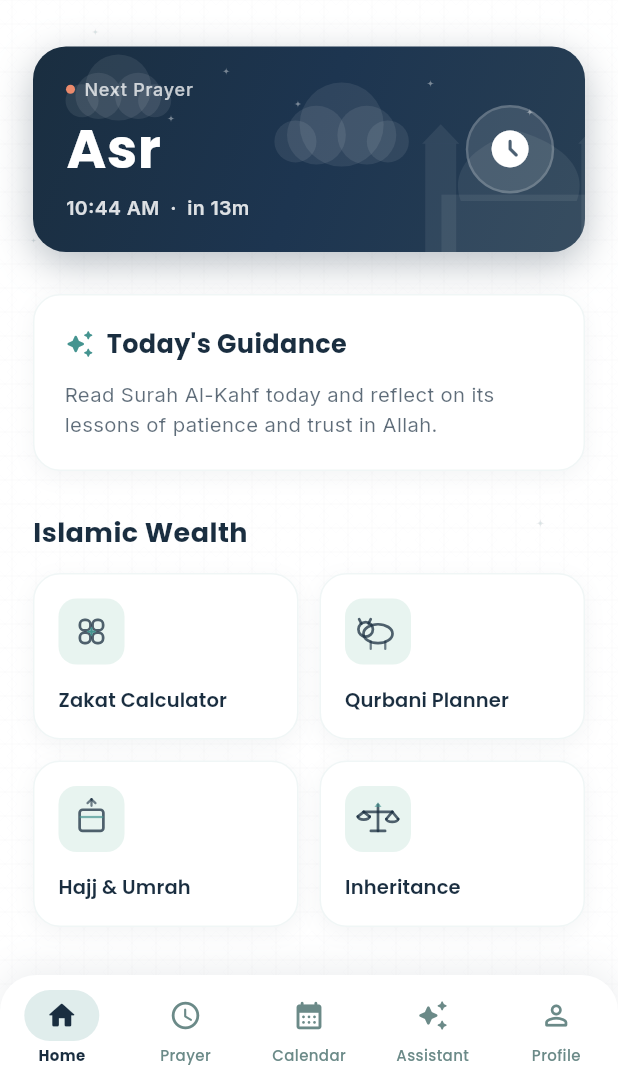
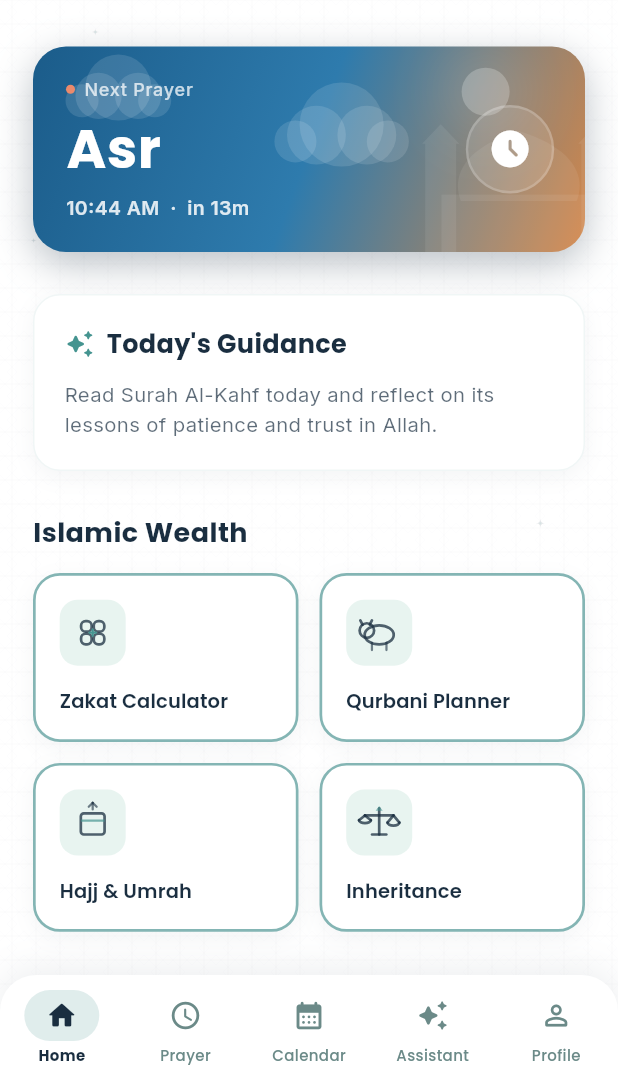
Before and after one commit to afiafahmidha/DeenMate_SDP2, a Flutter app: the DashboardScreen screen opened directly with empty values, on a phone screen of 412 x 824 dp, the part 156-1236 px from its top. Run offline on Flutter 3.47's test engine with Material 3 defaults, Android fonts, the phone set to English and light mode, and no system bars; our stand-ins replace adhan, flutter_local_notifications, geocoding, geolocator, google_fonts, timezone; network calls fail.

Commit message:
Update dashboard_screen
Added
1. _getPrayerCardGradient() ->picks the right gradient based on _nextPrayerName
2. Container ->AnimatedContainer with 800ms smooth transition when prayer changes.

```diff
--- a/lib/screens/dashboard_screen.dart
+++ b/lib/screens/dashboard_screen.dart
@@ -11,6 +11,7 @@ import 'package:intl/intl.dart';
 import '../widgets/auth_header.dart'; // To access AppColors and AppLogo
 import '../services/notification_service.dart'; // Real prayer alarm notifications
 import 'calendar_tab.dart';
+import 'qurbani_planner_screen.dart';
 
 class DashboardScreen extends StatefulWidget {
   final VoidCallback onLogout;
@@ -1754,25 +1755,59 @@ _buildAnimatedEntry(
   }
 
   // ===== NEXT PRAYER CARD (static — no float, but animated decoration) =====
+  // Returns the gradient for the Next Prayer Card based on the current prayer time
+  LinearGradient _getPrayerCardGradient() {
+    switch (_nextPrayerName) {
+      case 'Fajr':
+        return const LinearGradient(
+          begin: Alignment.topLeft,
+          end: Alignment.bottomRight,
+          colors: [Color(0xFF0F1E36), Color(0xFF1D3557), Color(0xFF457B9D)],
+        );
+      case 'Dhuhr':
+        return const LinearGradient(
+          begin: Alignment.topLeft,
+          end: Alignment.bottomRight,
+          colors: [Color(0xFF1A6EA8), Color(0xFF2A8FCC), Color(0xFF52AEDE)],
+        );
+      case 'Asr':
+        return const LinearGradient(
+          begin: Alignment.topLeft,
+          end: Alignment.bottomRight,
+          colors: [Color(0xFF1B5C8A), Color(0xFF2E7BAD), Color(0xFFD4874A)],
+        );
+      case 'Maghrib':
+        return const LinearGradient(
+          begin: Alignment.topLeft,
+          end: Alignment.bottomRight,
+          colors: [Color(0xFF6B3A7D), Color(0xFFB05C8A), Color(0xFFE8855A)],
+        );
+      case 'Isha':
+        return const LinearGradient(
+          begin: Alignment.topLeft,
+          end: Alignment.bottomRight,
+          colors: [Color(0xFF060D1A), Color(0xFF0D1F35), Color(0xFF152942)],
+        );
+      default: // Fajr fallback
+        return const LinearGradient(
+          begin: Alignment.topLeft,
+          end: Alignment.bottomRight,
+          colors: [Color(0xFF0F1E36), Color(0xFF1D3557), Color(0xFF457B9D)],
+        );
+    }
+  }
+
   Widget _buildNextPrayerCard() {
     return Padding(
       padding: const EdgeInsets.symmetric(horizontal: 22),
       child: AnimatedBuilder(
-        // Only rebuild when cloud/pulse animation ticks — no float transform
         animation: Listenable.merge([_cloudsController, _pulseController]),
         builder: (context, _) {
-          return Container(
+          return AnimatedContainer(
+            duration: const Duration(milliseconds: 800),
             clipBehavior: Clip.antiAlias,
             decoration: BoxDecoration(
-              gradient: const LinearGradient(
-                begin: Alignment.topLeft,
-                end: Alignment.bottomRight,
-                colors: [
-                  AppColors.navyBlue,
-                  Color(0xFF1D3550),
-                  Color(0xFF283F54),
-                ],
-              ),
+              gradient: _getPrayerCardGradient(),
               borderRadius: BorderRadius.circular(22),
               boxShadow: [
                 BoxShadow(
@@ -1790,10 +1825,11 @@ _buildAnimatedEntry(
                     painter: _NextPrayerCardDecorationPainter(
                       cloudAnimationVal: _cloudsController.value,
                       pulseVal: _pulseController.value,
-                    ),
-                  ),
-                ),
-                // Foreground Content — static text, no movement
+                      prayerName: _nextPrayerName,
+                    ),
+                  ),
+                ),
+                // Foreground Content
                 Padding(
                   padding: const EdgeInsets.fromLTRB(22, 20, 22, 20),
                   child: Row(
@@ -1916,6 +1952,13 @@ _buildAnimatedEntry(
                   icon: Icons.pets_rounded,
                   label: 'Qurbani Planner',
                   iconPainter: _QurbaniIconPainter(),
+                  onTap: () {
+                    Navigator.of(context).push(
+                      MaterialPageRoute(
+                        builder: (_) => const QurbaniPlannerPage(),
+                      ),
+                    );
+                  },
                 ),
               ),
             ],
@@ -2022,8 +2065,8 @@ _buildAnimatedEntry(
               ),
             ],
             border: Border.all(
-              color: AppColors.dustyBlueTeal.withValues(alpha: 0.12),
-              width: 1,
+              color: AppColors.dustyBlueTeal,
+              width: 1.8,
             ),
           ),
           child: Column(
@@ -3113,10 +3156,12 @@ class _DashboardTexturePainter extends CustomPainter {
 class _NextPrayerCardDecorationPainter extends CustomPainter {
   final double cloudAnimationVal;
   final double pulseVal;
+  final String prayerName;
 
   _NextPrayerCardDecorationPainter({
     required this.cloudAnimationVal,
     required this.pulseVal,
+    this.prayerName = 'Fajr',
   });
 
   @override
@@ -3124,7 +3169,11 @@ class _NextPrayerCardDecorationPainter extends CustomPainter {
     final double w = size.width;
     final double h = size.height;
 
-    // 1. Draw Twinkling Sparkling Stars in the Card Sky
+    final bool isNight = prayerName == 'Fajr' || prayerName == 'Isha';
+    final bool isDaytime = prayerName == 'Dhuhr' || prayerName == 'Asr';
+
+    // 1. Draw Twinkling Stars — only for Fajr and Isha
+    if (isNight) {
       final starPaint = Paint()
         ..color = Colors.white.withValues(alpha: 0.35 + (0.35 * math.sin(pulseVal * math.pi)))
         ..style = PaintingStyle.fill;
@@ -3141,19 +3190,43 @@ class _NextPrayerCardDecorationPainter extends CustomPainter {
       for (var offset in starLocations) {
         _drawSparklingStar(canvas, offset, 5.0, starPaint);
       }
-
-    // 2. Draw Translucent Floating Clouds
+    }
+
+    // 2. Draw a glowing sun for daytime prayers (Dhuhr, Asr)
+    if (isDaytime) {
+      final sunGlow = Paint()
+        ..color = Colors.white.withValues(alpha: 0.10 + 0.06 * math.sin(pulseVal * math.pi))
+        ..maskFilter = const MaskFilter.blur(BlurStyle.normal, 18);
+      canvas.drawCircle(Offset(w * 0.82, h * 0.22), 32, sunGlow);
+      final sunCore = Paint()
+        ..color = Colors.white.withValues(alpha: 0.22)
+        ..style = PaintingStyle.fill;
+      canvas.drawCircle(Offset(w * 0.82, h * 0.22), 16, sunCore);
+    }
+
+    // 3. Draw a warm glow orb for Maghrib
+    if (prayerName == 'Maghrib') {
+      final glowPaint = Paint()
+        ..color = const Color(0xFFFF9966).withValues(alpha: 0.18 + 0.07 * math.sin(pulseVal * math.pi))
+        ..maskFilter = const MaskFilter.blur(BlurStyle.normal, 22);
+      canvas.drawCircle(Offset(w * 0.80, h * 0.25), 38, glowPaint);
+    }
+
+    // 4. Draw Translucent Floating Clouds
+    final cloudAlpha = isDaytime ? 0.12 : 0.08;
     final cloudPaint = Paint()
-      ..color = Colors.white.withValues(alpha: 0.08)
+      ..color = Colors.white.withValues(alpha: cloudAlpha)
       ..style = PaintingStyle.fill;
 
     // Cloud 1: Slow top drift
     double cx1 = (w * cloudAnimationVal + w * 0.2) % (w + 80) - 40;
     _drawCloud(canvas, Offset(cx1, h * 0.20), 22, cloudPaint);
 
-    // Cloud 2: Faster middle drift
+    // Cloud 2: Faster middle drift (hidden at night)
+    if (!isNight) {
       double cx2 = (w * 1.5 * cloudAnimationVal + w * 0.6) % (w + 100) - 50;
       _drawCloud(canvas, Offset(cx2, h * 0.38), 28, cloudPaint);
+    }
 
     // 3. Draw Silhouette Mosque Vector at the Bottom Right
     final mosquePaint = Paint()
@@ -3255,7 +3328,8 @@ class _NextPrayerCardDecorationPainter extends CustomPainter {
   @override
   bool shouldRepaint(covariant _NextPrayerCardDecorationPainter oldDelegate) {
     return oldDelegate.cloudAnimationVal != cloudAnimationVal ||
-        oldDelegate.pulseVal != pulseVal;
+        oldDelegate.pulseVal != pulseVal ||
+        oldDelegate.prayerName != prayerName;
   }
 }
 
```
Lines whose indentation alone changed are shown as unchanged.
